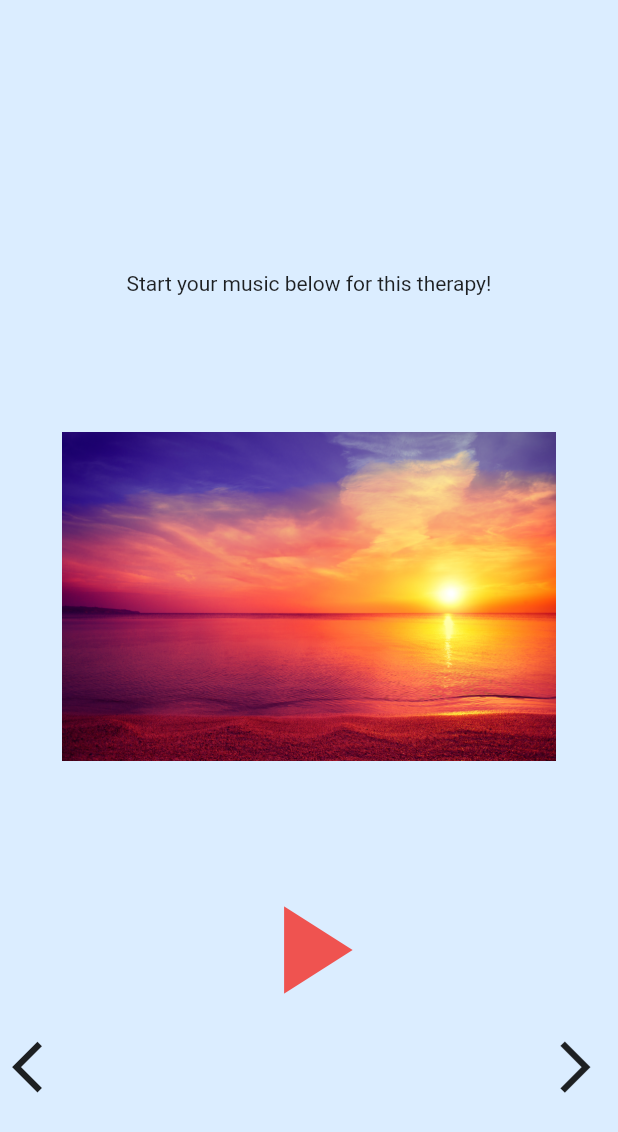
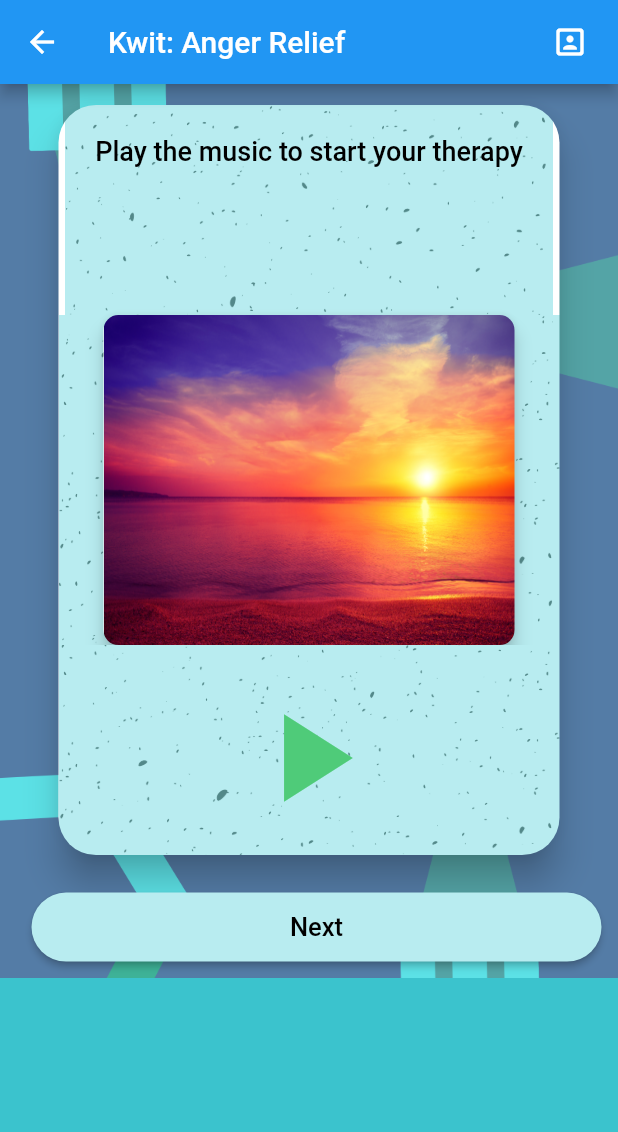
Before and after one commit to SashvDave/Kwit, a Flutter app: the Anger screen opened directly, on a phone screen of 412 x 824 dp. Shown: the top 1132 px of the screen. Run offline on Flutter 3.47's test engine with Material 2 defaults, Android fonts, the phone set to English and light mode, and no system bars; our stand-ins replace audioplayers, circular_countdown_timer, image_picker; missing offline and left inert: maze.

Commit message:
update ui for anger therapy

```diff
--- a/lib/screens/anger.dart
+++ b/lib/screens/anger.dart
@@ -1,8 +1,8 @@
 import 'package:flutter/material.dart';
 import 'package:kwit/main.dart';
-import 'anger1.dart';
 import 'package:audioplayers/audio_cache.dart';
 import 'package:audioplayers/audioplayers.dart';
+import 'anger1.dart';
 
 class Anger extends StatefulWidget {
   @override
@@ -14,7 +14,7 @@ class _AngerState extends State<Anger> {
   AudioCache audioCache;
   bool isPlaying = false;
 
-  @override
+  final _textController = TextEditingController();
   void initState() {
     super.initState();
     initPlayer();
@@ -36,38 +36,110 @@ class _AngerState extends State<Anger> {
   @override
   Widget build(BuildContext context) {
     return Scaffold(
-      body: SingleChildScrollView(
+      backgroundColor: const Color(0xFF3BC3CD),
+      appBar: AppBar(
+        title: Text('Kwit: Anger Relief'),
+        actions: [
+          Padding(
+              padding: EdgeInsets.only(right: 20.0),
+              child: GestureDetector(
+                  onTap: () {
+                    Navigator.push(context,
+                        MaterialPageRoute(builder: (context) => MyApp()));
+                  },
+                  child: Icon(Icons.portrait_rounded)))
+        ],
+      ),
+      body: Container(
+          decoration: BoxDecoration(
+            color: const Color(0xFFFFFFF),
+            image: DecorationImage(
+              image: AssetImage('assets/bg6.png'),
+              fit: BoxFit.cover,
+            ),
+          ),
+          child: SingleChildScrollView(
+            child: Column(
+              children: <Widget>[
+                Container(
+                    margin: EdgeInsets.only(left: 35, right: 35, top: 10),
+                    child: new InkWell(
+                      child: Card(
+                        semanticContainer: true,
+                        clipBehavior: Clip.antiAliasWithSaveLayer,
+                        child: Column(
+                          children: [
+                            Container(
+                                decoration: BoxDecoration(
+                                  image: DecorationImage(
+                                    image: AssetImage("assets/happy.png"),
+                                    fit: BoxFit.fitWidth,
+                                    alignment: Alignment.topCenter,
+                                  ),
+                                ),
                                 child: Container(
-          color: Color(0xFFDBEDFF),
-          padding: EdgeInsets.fromLTRB(
-              0, MediaQuery.of(context).size.height * 0.1, 0, 0),
-          height: MediaQuery.of(context).size.height,
-          child: Column(
-            mainAxisAlignment: MainAxisAlignment.center,
-            children: <Widget>[
-              Padding(
-                padding: const EdgeInsets.all(15.0),
-                child: Text("Start your music below for this therapy!"),
+                                  height:
+                                      MediaQuery.of(context).size.height * 0.17,
+                                  padding: EdgeInsets.only(
+                                      top: 20, left: 20, right: 20),
+                                  child: Text(
+                                    "Play the music to start your therapy",
+                                    textAlign: TextAlign.center,
+                                    style: TextStyle(
+                                        color: Colors.black,
+                                        fontWeight: FontWeight.w500,
+                                        fontSize: 18),
                                   ),
-              ClipRRect(
-                borderRadius: BorderRadius.circular(40.0),
+                                )),
+                            Container(
+                              decoration: BoxDecoration(
+                                color: const Color(0xFFFFFFF),
+                                image: DecorationImage(
+                                  image: AssetImage('assets/happy.png'),
+                                  fit: BoxFit.cover,
+                                ),
+                              ),
+                              height: 220,
+                              width: 520,
+                              child: Card(
+                                margin: EdgeInsets.only(right: 30, left: 30),
+                                semanticContainer: true,
+                                clipBehavior: Clip.antiAliasWithSaveLayer,
                                 child: Image.asset(
                                   'assets/sunset.png',
-                  height: MediaQuery.of(context).size.height * 0.45,
-                  width: MediaQuery.of(context).size.width * 0.8,
+                                  fit: BoxFit.fill,
+                                ),
+                                shape: RoundedRectangleBorder(
+                                  borderRadius: BorderRadius.circular(10.0),
+                                ),
+                                elevation: 5,
                               ),
                             ),
-              IconButton(
-                padding: EdgeInsets.all(0),
+                            Container(
+                                decoration: BoxDecoration(
+                                  color: const Color(0xFFFFFFF),
+                                  image: DecorationImage(
+                                    image: AssetImage(
+                                      'assets/happy.png',
+                                    ),
+                                    fit: BoxFit.cover,
+                                  ),
+                                ),
+                                child: Container(
+                                  width: 750,
+                                  child: IconButton(
+                                    padding:
+                                        EdgeInsets.only(top: 25, bottom: 15),
                                     iconSize: 100,
                                     icon: Icon(
-                  isPlaying ? Icons.pause : Icons.play_arrow,
-                  color: Colors.red[400],
+                                      isPlaying
+                                          ? Icons.pause
+                                          : Icons.play_arrow,
+                                      color: const Color(0xFF4FCB79),
                                     ),
                                     onPressed: () {
                                       if (isPlaying) {
                                         advancedPlayer.pause();
-
                                         setState(() {
                                           isPlaying = false;
                                         });
@@ -79,33 +151,33 @@ class _AngerState extends State<Anger> {
                                       }
                                     },
                                   ),
-              Row(
-                mainAxisAlignment: MainAxisAlignment.spaceBetween,
-                children: <Widget>[
-                  Align(
-                    alignment: Alignment.bottomLeft,
-                    child: IconButton(
-                      icon: Icon(Icons.arrow_back_ios),
-                      onPressed: () => goBack(),
-                      tooltip: "Go to last page",
-                      iconSize: MediaQuery.of(context).size.height * 0.05,
+                                ))
+                          ],
                         ),
+                        shape: RoundedRectangleBorder(
+                          borderRadius: BorderRadius.circular(25.0),
                         ),
-                  Align(
-                    alignment: Alignment.bottomRight,
-                    child: IconButton(
-                      icon: Icon(Icons.arrow_forward_ios),
+                        elevation: 10,
+                      ),
+                    )),
+                new Container(
+                  margin: EdgeInsets.only(top: 10, left: 10),
+                  width: 400,
+                  padding: EdgeInsets.all(10.0),
+                  child: RaisedButton(
                     onPressed: () => _submitData(),
-                      tooltip: "Go to next page",
-                      iconSize: MediaQuery.of(context).size.height * 0.05,
+                    shape: RoundedRectangleBorder(
+                        borderRadius: BorderRadius.all(Radius.circular(30.0))),
+                    child: Text('Next',
+                        style: TextStyle(color: Colors.black, fontSize: 17)),
+                    padding: const EdgeInsets.all(13.0),
+                    splashColor: Colors.lightBlue[200],
+                    color: const Color(0xFFB8ECF0),
                   ),
                 ),
               ],
             ),
-            ],
-          ),
-        ),
-      ),
+          )),
     );
   }
 }
--- a/pubspec.yaml
+++ b/pubspec.yaml
@@ -62,6 +62,10 @@ flutter:
     - assets/beachbg.jpg
     - assets/ecigarette.png
     - assets/trashcan.png
+    - assets/bg6.png
+    - assets/bg7.png
+    - assets/bg8.png
+    - assets/bg9.png
 
   # An image asset can refer to one or more resolution-specific "variants", see
   # https://flutter.dev/assets-and-images/#resolution-aware.
```
Also changed, not shown: lib/main.dart (+13 -10 lines), lib/screens/anger1.dart (+59 -54 lines), lib/screens/anger2.dart (+59 -56 lines), lib/screens/anger3.dart (+47 -58 lines), assets/bg6.png (added), assets/bg7.png (added), assets/bg8.png (added), assets/bg9.png (added). Lines whose indentation alone changed are shown as unchanged.
